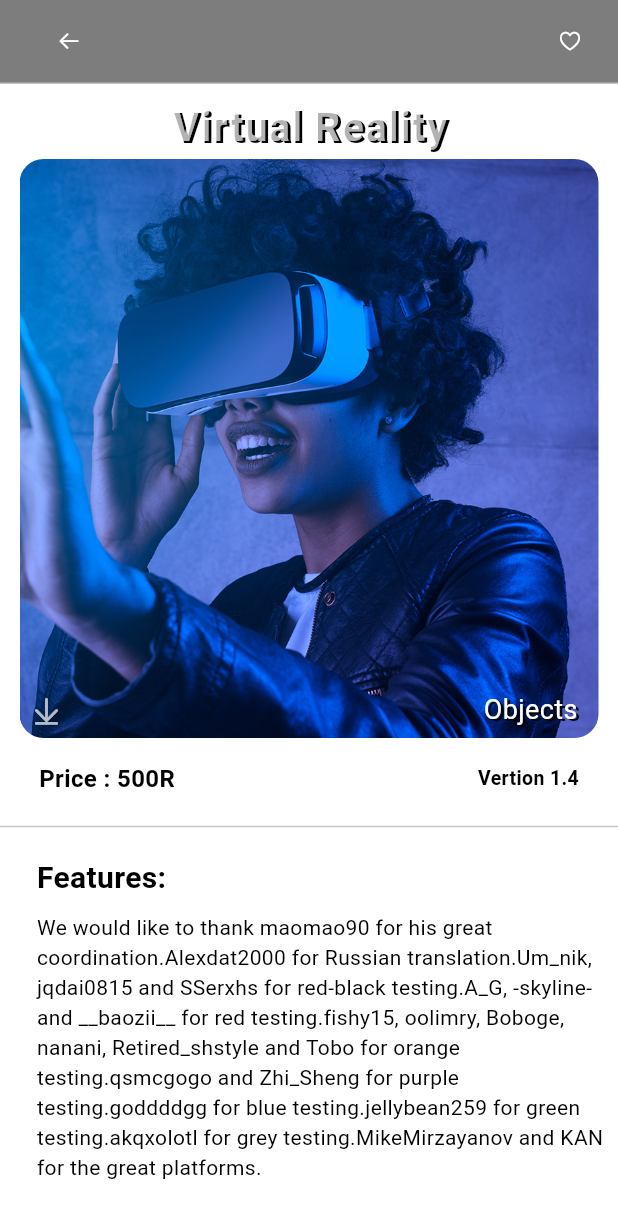
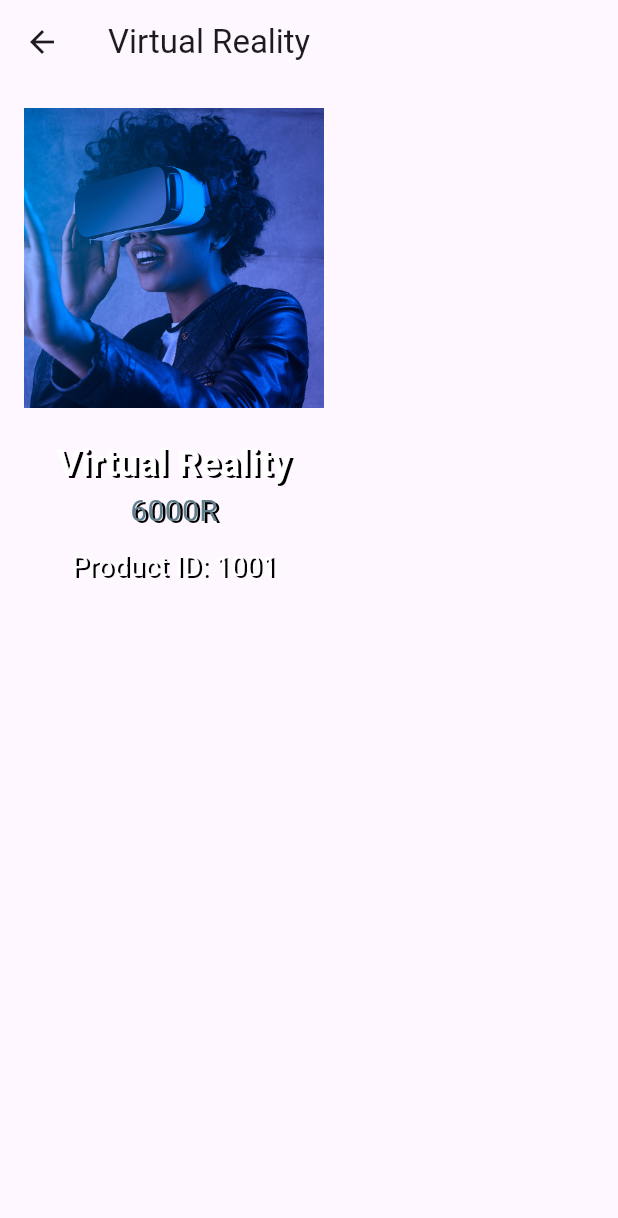
Before and after one commit to paripaon/flutter-app-3, a Flutter app: the MySecondPage screen opened by its route, after a tap on "Virtual Reality", on a phone screen of 412 x 824 dp. Shown: the top 1218 px of the screen. Run offline on Flutter 3.47's test engine with Material 3 defaults, Android fonts, the light colour scheme and no system bars.

Commit message:
successful import of products:)

```diff
--- a/lib/Home.dart
+++ b/lib/Home.dart
@@ -2,6 +2,7 @@ import 'package:flutter/cupertino.dart';
 import 'package:flutter/material.dart';
 import 'package:myaplication1/main.dart';
 import 'package:myaplication1/product_data.dart';
+import 'package:myaplication1/Products.dart';
 
 class MySecondPage extends StatefulWidget {
   const MySecondPage({super.key});
@@ -13,7 +14,6 @@ class MySecondPage extends StatefulWidget {
 class _MySecondPageState extends State<MySecondPage> {
   @override
   Widget build(BuildContext context) {
-    final products = AppDatabase.products;
     return Scaffold(
       backgroundColor: Colors.white12,
       appBar: AppBarClass(),
@@ -51,7 +51,7 @@ class productList extends StatelessWidget {
       height: MediaQuery.of(context).size.height,
       width: 300,
       child: ListView.builder(
-        itemCount: 5,
+        itemCount: products.length,
         itemBuilder: (context, index) {
           final product = products[index];
           return Product_s(productGet: product);
@@ -72,12 +72,14 @@ class Product_s extends StatelessWidget {
       children: [
         InkWell(
           onTap: () {
-            Navigator.pushNamedAndRemoveUntil(
+            Navigator.push(
               context,
-              "/third",
-              (route) => false,
+              MaterialPageRoute(
+                builder: (_) => MythirdPage(producta: productGet),
+              ),
             );
           },
+
           child: Container(
             height: 110,
             width: 300,
--- a/lib/Products.dart
+++ b/lib/Products.dart
@@ -1,216 +1,250 @@
-import 'package:flutter/cupertino.dart';
+// import 'package:flutter/cupertino.dart';
+// import 'package:flutter/material.dart';
+// import 'package:myaplication1/Home.dart';
+// import 'package:myaplication1/product_data.dart';
+//
+// class MythirdPage extends StatefulWidget {
+//   const MythirdPage({super.key});
+//
+//   @override
+//   State<MythirdPage> createState() => _MythirdPageState();
+// }
+//
+// class _MythirdPageState extends State<MythirdPage> {
+//
+//   @override
+//   Widget build(BuildContext context) {
+//     return Scaffold(
+//       backgroundColor: Colors.white12,
+//       appBar: AppBarClassThird(),
+//       body: SingleChildScrollView(child: Center(
+//         child: Column(
+//           children: [
+//             SizedBox(height: 8),
+//             Text( 'j',
+//               style: TextStyle(
+//                 color: Colors.white70,
+//                 fontWeight: FontWeight.w800,
+//                 fontSize: 28,
+//               ),
+//             ),
+//             Stack(
+//               children: [
+//                 Container(
+//                   height: 390,
+//                   width: 390,
+//                   decoration: BoxDecoration(
+//                     color: Colors.white,
+//                     borderRadius: BorderRadius.circular(16),
+//                   ),
+//                   child: Padding(
+//                     padding: const EdgeInsets.all(2),
+//                     child: ClipRRect(
+//                       borderRadius: BorderRadius.circular(16),
+//                       child: Image.asset('assets/images/product_1.jpg'),
+//                     ),
+//                   ),
+//                 ),
+//                 Positioned(
+//                   bottom: 0,
+//                   right: 0,
+//                   child: Padding(
+//                     padding: const EdgeInsets.fromLTRB(0, 0, 16, 8),
+//                     child: Text('Objects'),
+//                   ),
+//                 ),
+//                 Positioned(
+//                   bottom: 0,
+//                   left: 0,
+//                   child: Padding(
+//                     padding: const EdgeInsets.all(8.0),
+//                     child: Icon(
+//                       CupertinoIcons.arrow_down_to_line,
+//                       color: Colors.white70,
+//                     ),
+//                   ),
+//                 ),
+//               ],
+//             ),
+//             SizedBox(height: 5),
+//             Container(
+//               width: 400,
+//               height: 40,
+//               decoration: BoxDecoration(
+//                 color: Colors.white70,
+//                 borderRadius: BorderRadius.circular(14),
+//               ),
+//               child: Row(
+//                 mainAxisAlignment: MainAxisAlignment.spaceBetween,
+//                 children: [
+//                   Padding(
+//                     padding: const EdgeInsets.only(left: 20),
+//                     child: Text(
+//                       'Price : 500R',
+//                       style: TextStyle(
+//                         color: Colors.black,
+//                         shadows: [
+//                           Shadow(color: Colors.white54, offset: Offset(1, 1)),
+//                         ],
+//                         fontSize: 16,
+//                         fontWeight: FontWeight.w600,
+//                       ),
+//                     ),
+//                   ),
+//                   Padding(
+//                     padding: const EdgeInsets.only(right: 20),
+//                     child: Text(
+//                       'Vertion 1.4',
+//                       style: TextStyle(
+//                         color: Colors.black,
+//                         shadows: [
+//                           Shadow(color: Colors.white54, offset: Offset(1, 1)),
+//                         ],
+//                         fontSize: 13,
+//                         fontWeight: FontWeight.w600,
+//                       ),
+//                     ),
+//                   ),
+//                 ],
+//               ),
+//             ),
+//             SizedBox(height: 4),
+//             Divider(),
+//             SizedBox(height: 4),
+//             Container(
+//               height: 300,
+//               width: 395,
+//               decoration: BoxDecoration(
+//                 color: Colors.white54,
+//                 borderRadius: BorderRadius.circular(20),
+//               ),
+//               child: Column(
+//                 mainAxisAlignment: MainAxisAlignment.start,
+//                 children: [
+//                   Align(
+//                     alignment: Alignment.topLeft,
+//                     child: Padding(
+//                       padding: const EdgeInsets.fromLTRB(16, 8, 0, 0),
+//                       child: Text(
+//                         'Features:',
+//                         style: TextStyle(
+//                           color: Colors.black,
+//                           shadows: [
+//                             Shadow(color: Colors.white54, offset: Offset(1, 0)),
+//                           ],
+//                           fontSize: 20,
+//                           fontWeight: FontWeight.w600,
+//                         ),
+//                       ),
+//                     ),
+//                   ),
+//                   Align(
+//                     alignment: Alignment.topLeft,
+//                     child: Padding(
+//                       padding: const EdgeInsets.fromLTRB(16, 8, 0, 0),
+//                       child: Text(
+//                         'We would like to thank maomao90 for his great coordination.Alexdat2000 for Russian translation.Um_nik, jqdai0815 and SSerxhs for red-black testing.A_G, -skyline- and __baozii__ for red testing.fishy15, oolimry, Boboge, nanani, Retired_shstyle and Tobo for orange testing.qsmcgogo and Zhi_Sheng for purple testing.goddddgg for blue testing.jellybean259 for green testing.akqxolotl for grey testing.MikeMirzayanov and KAN for the great platforms.',
+//                         style: TextStyle(
+//                           color: Colors.black,
+//                           shadows: [
+//                             Shadow(color: Colors.white54, offset: Offset(0, 0)),
+//                           ],
+//                           fontSize: 14,
+//                         ),
+//                       ),
+//                     ),
+//                   ),
+//                 ],
+//               ),
+//             ),
+//           ],
+//         ),
+//       )),
+//     );
+//   }
+// }
+//
+// class AppBarClassThird extends StatelessWidget implements PreferredSizeWidget {
+//   const AppBarClassThird({super.key});
+//
+//   @override
+//   Size get preferredSize => const Size.fromHeight(kToolbarHeight);
+//
+//   @override
+//   Widget build(BuildContext context) {
+//     Color heartColor = Colors.white;
+//     return AppBar(
+//       backgroundColor: Color.fromARGB(200, 90, 90, 90),
+//       bottom: PreferredSize(
+//         preferredSize: Size(double.infinity, 0.2),
+//         child: Container(
+//           decoration: BoxDecoration(
+//             border: Border.all(color: Colors.white54, width: 0.5),
+//           ),
+//         ),
+//       ),
+//       actions: [
+//         Padding(
+//           padding: const EdgeInsets.all(8),
+//           child: IconButton(
+//             onPressed: () {
+//               Navigator.pushNamedAndRemoveUntil(
+//                 context,
+//                 "/second",
+//                 (route) => false,
+//               );
+//             },
+//             icon: Icon(
+//               CupertinoIcons.arrow_left,
+//               color: Colors.white,
+//               size: 16,
+//             ),
+//           ),
+//         ),
+//         SizedBox(width: 270),
+//         Padding(
+//           padding: const EdgeInsets.all(8),
+//           child: IconButton(
+//             onPressed: () {
+//               // heartColor = Colors.pink;
+//             },
+//             icon: Icon(CupertinoIcons.heart, color: heartColor, size: 16),
+//           ),
+//         ),
+//       ],
+//     );
+//   }
+// }
 import 'package:flutter/material.dart';
 import 'package:myaplication1/product_data.dart';
 
-class MythirdPage extends StatefulWidget {
-  const MythirdPage({super.key});
+class MythirdPage extends StatelessWidget {
+  final product producta;
+
+  const MythirdPage({super.key, required this.producta});
 
   @override
-  State<MythirdPage> createState() => _MythirdPageState();
-}
-
-class _MythirdPageState extends State<MythirdPage> {
-  @override
   Widget build(BuildContext context) {
-    final products = AppDatabase.products;
     return Scaffold(
-      backgroundColor: Colors.white12,
-      appBar: AppBarClass(),
-      body: SingleChildScrollView(
-        child: Center(
+      appBar: AppBar(title: Text(producta.name)),
+      body: Padding(
+        padding: const EdgeInsets.all(16),
         child: Column(
+          crossAxisAlignment: CrossAxisAlignment.center,
           children: [
-              SizedBox(height: 8),
+            Image.asset('assets/images/${producta.imagePath}', height: 200),
+            const SizedBox(height: 20),
             Text(
-                'Virtual Reality',
-                style: TextStyle(
-                  color: Colors.white70,
-                  fontWeight: FontWeight.w800,
-                  fontSize: 28,
+              producta.name,
+              style: const TextStyle(fontSize: 24, fontWeight: FontWeight.bold),
             ),
-              ),
-              Stack(
-                children: [
-                  Container(
-                    height: 390,
-                    width: 390,
-                    decoration: BoxDecoration(
-                      color: Colors.white,
-                      borderRadius: BorderRadius.circular(16),
-                    ),
-                    child: Padding(
-                      padding: const EdgeInsets.all(2),
-                      child: ClipRRect(
-                        borderRadius: BorderRadius.circular(16),
-                        child: Image.asset('assets/images/product_1.jpg'),
-                      ),
-                    ),
-                  ),
-                  Positioned(
-                    bottom: 0,
-                    right: 0,
-                    child: Padding(
-                      padding: const EdgeInsets.fromLTRB(0, 0, 16, 8),
-                      child: Text('Objects'),
-                    ),
-                  ),
-                  Positioned(
-                    bottom: 0,
-                    left: 0,
-                    child: Padding(
-                      padding: const EdgeInsets.all(8.0),
-                      child: Icon(
-                        CupertinoIcons.arrow_down_to_line,
-                        color: Colors.white70,
-                      ),
-                    ),
-                  ),
-                ],
-              ),
-              SizedBox(height: 5),
-              Container(
-                width: 400,
-                height: 40,
-                decoration: BoxDecoration(
-                  color: Colors.white70,
-                  borderRadius: BorderRadius.circular(14),
-                ),
-                child: Row(
-                  mainAxisAlignment: MainAxisAlignment.spaceBetween,
-                  children: [
-                    Padding(
-                      padding: const EdgeInsets.only(left: 20),
-                      child: Text(
-                        'Price : 500R',
-                        style: TextStyle(
-                          color: Colors.black,
-                          shadows: [
-                            Shadow(color: Colors.white54, offset: Offset(1, 1)),
-                          ],
-                          fontSize: 16,
-                          fontWeight: FontWeight.w600,
-                        ),
-                      ),
-                    ),
-                    Padding(
-                      padding: const EdgeInsets.only(right: 20),
-                      child: Text(
-                        'Vertion 1.4',
-                        style: TextStyle(
-                          color: Colors.black,
-                          shadows: [
-                            Shadow(color: Colors.white54, offset: Offset(1, 1)),
-                          ],
-                          fontSize: 13,
-                          fontWeight: FontWeight.w600,
-                        ),
-                      ),
-                    ),
+            Text(producta.price,
+                style: const TextStyle(fontSize: 20, color: Colors.blueGrey)),
+            const SizedBox(height: 10),
+            Text("Product ID: ${producta.id}"),
           ],
         ),
       ),
-              SizedBox(height: 4),
-              Divider(),
-              SizedBox(height: 4),
-              Container(
-                height: 300,
-                width: 395,
-                decoration: BoxDecoration(
-                  color: Colors.white54,
-                  borderRadius: BorderRadius.circular(20),
-                ),
-                child: Column(
-                  mainAxisAlignment: MainAxisAlignment.start,
-                  children: [
-                  Align(
-                  alignment: Alignment.topLeft,
-                  child: Padding(
-                    padding: const EdgeInsets.fromLTRB(16, 8, 0, 0),
-                    child: Text('Features:',
-                      style: TextStyle(
-                        color: Colors.black,
-                        shadows: [
-                          Shadow(color: Colors.white54, offset: Offset(1, 0)),
-                        ],
-                        fontSize: 20,
-                        fontWeight: FontWeight.w600,
-                      ),),
-                  ),
-                ),
-                Align(
-                  alignment: Alignment.topLeft,
-                  child: Padding(
-                    padding: const EdgeInsets.fromLTRB(16, 8, 0, 0),
-                    child: Text(
-                      'We would like to thank maomao90 for his great coordination.Alexdat2000 for Russian translation.Um_nik, jqdai0815 and SSerxhs for red-black testing.A_G, -skyline- and __baozii__ for red testing.fishy15, oolimry, Boboge, nanani, Retired_shstyle and Tobo for orange testing.qsmcgogo and Zhi_Sheng for purple testing.goddddgg for blue testing.jellybean259 for green testing.akqxolotl for grey testing.MikeMirzayanov and KAN for the great platforms.',
-                      style: TextStyle(
-                      color: Colors.black,
-                      shadows: [
-                        Shadow(color: Colors.white54, offset: Offset(0, 0)),
-                      ],
-                      fontSize: 14,
-                    ),),
-                ),
-              ),
-            ],
-          ),
-        )
-        ],
-      ),
-    ),)
-    ,
     );
   }
 }
-
-class AppBarClass extends StatelessWidget implements PreferredSizeWidget {
-  const AppBarClass({super.key});
-
-  @override
-  Size get preferredSize => const Size.fromHeight(kToolbarHeight);
-
-  @override
-  Widget build(BuildContext context) {
-    Color heartColor = Colors.white;
-    return AppBar(
-      backgroundColor: Color.fromARGB(200, 90, 90, 90),
-      bottom: PreferredSize(
-        preferredSize: Size(double.infinity, 0.2),
-        child: Container(
-          decoration: BoxDecoration(
-            border: Border.all(color: Colors.white54, width: 0.5),
-          ),
-        ),
-      ),
-      actions: [
-        Padding(
-          padding: const EdgeInsets.all(8),
-          child: IconButton(
-            onPressed: () {
-              Navigator.pushNamedAndRemoveUntil(
-                context,
-                "/second",
-                    (route) => false,
-              );
-            },
-            icon: Icon(
-              CupertinoIcons.arrow_left,
-              color: Colors.white,
-              size: 16,
-            ),
-          ),
-        ),
-        SizedBox(width: 270),
-        Padding(
-          padding: const EdgeInsets.all(8),
-          child: IconButton(
-            onPressed: () {
-              // heartColor = Colors.pink;
-            },
-            icon: Icon(CupertinoIcons.heart, color: heartColor, size: 16),
-          ),
-        ),
-      ],
-    );
-  }
-}
--- a/lib/main.dart
+++ b/lib/main.dart
@@ -43,7 +43,7 @@ class MyApp extends StatelessWidget {
       routes: {
         "/home": (context) => const MyHomePage(),
         "/second": (context) => const MySecondPage(),
-        "/third": (context) => const MythirdPage(),
+        // "/third": (context) => const MythirdPage(),
       },
       debugShowCheckedModeBanner: false,
     );
--- a/lib/product_data.dart
+++ b/lib/product_data.dart
@@ -16,9 +16,7 @@ class product {
   });
 }
 
-class AppDatabase {
-  static List<product> get products {
-    return [
+final List<product> products = [
   product(
     id: 1001,
     name: "Virtual Reality",
@@ -58,8 +56,5 @@ class AppDatabase {
     imagePath: "product_5.jpg",
     version: "9.1",
     category: "Phone",
-
   ),
 ];
-  }
-}
```
Lines whose indentation alone changed are shown as unchanged.
